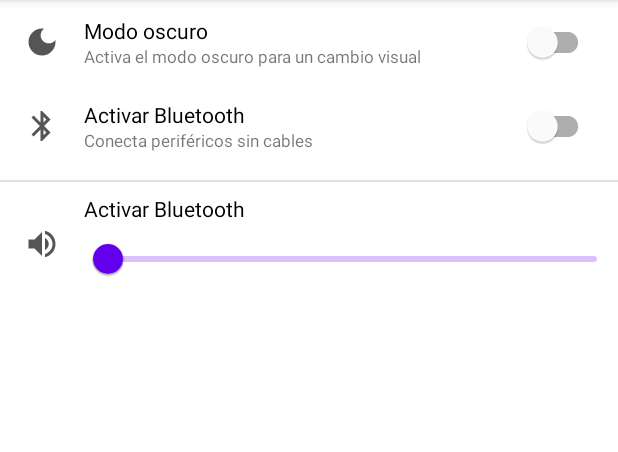
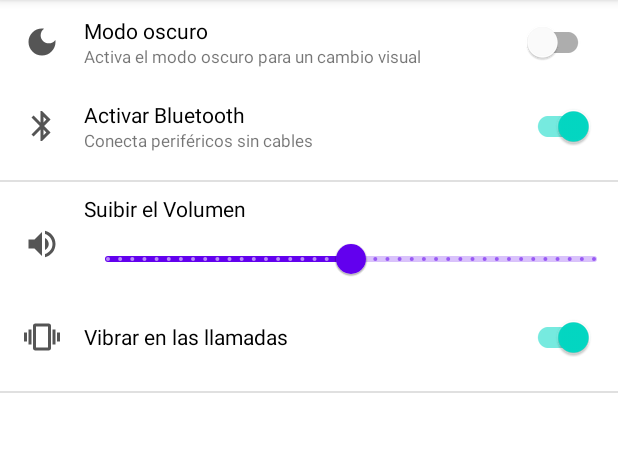
Before and after one commit to juancaniupan/AndroidMaster, an Android app: the SettingsActivity screen opened directly, with no data from a screen before it, on a phone screen of 412 x 824 dp, the part 84-536 px from its top. Run offline under Robolectric (Android 15) with nearby library versions, the phone set to English and light mode, and no system bars.

Commit message:
Curso Android

```diff
--- a/app/src/main/java/com/compileit/settings/SettingsActivity.kt
+++ b/app/src/main/java/com/compileit/settings/SettingsActivity.kt
@@ -1,18 +1,128 @@
 package com.compileit.settings
 
+import android.content.Context
 import androidx.appcompat.app.AppCompatActivity
 import android.os.Bundle
+import android.util.Log
 import android.widget.ActionMenuView
+import androidx.appcompat.app.AppCompatDelegate
+import androidx.appcompat.app.AppCompatDelegate.MODE_NIGHT_NO
+import androidx.appcompat.app.AppCompatDelegate.MODE_NIGHT_YES
+import androidx.datastore.core.DataStore
+import androidx.datastore.preferences.core.Preferences
+import androidx.datastore.preferences.core.booleanPreferencesKey
+import androidx.datastore.preferences.core.edit
+import androidx.datastore.preferences.core.intPreferencesKey
+import androidx.datastore.preferences.preferencesDataStore
 import com.compileit.androidmaster.R
 import com.compileit.androidmaster.databinding.ActivitySettingsBinding
+import kotlinx.coroutines.CoroutineScope
+import kotlinx.coroutines.Dispatchers
+import kotlinx.coroutines.flow.Flow
+import kotlinx.coroutines.flow.collect
+import kotlinx.coroutines.flow.filter
+import kotlinx.coroutines.flow.map
+import kotlinx.coroutines.launch
+import okhttp3.Dispatcher
+
+val Context.dataStore: DataStore<Preferences> by preferencesDataStore(name = "settings")
 
 class SettingsActivity : AppCompatActivity() {
 
+    companion object {
+        const val VOLUMEN_LVL = "volumen_lvl"
+        const val KEY_BLUETOOTH = "key_bluetooth"
+        const val KEY_VIBRATION = "key_volume"
+        const val KEY_DARK_MODE = "key_dark_mode"
+    }
+
     private lateinit var binding: ActivitySettingsBinding
+    private var firstTime: Boolean = true
 
     override fun onCreate(savedInstanceState: Bundle?) {
         super.onCreate(savedInstanceState)
         binding = ActivitySettingsBinding.inflate(layoutInflater)
         setContentView(binding.root)
+
+        CoroutineScope(Dispatchers.IO).launch {
+            getSettings().filter { firstTime }.collect { settingsModel ->
+                if (settingsModel != null) {
+                    runOnUiThread {
+                        binding.switchVibration.isChecked = settingsModel.vibration
+                        binding.switchBluetooth.isChecked = settingsModel.bluetooth
+                        binding.switchDarkMode.isChecked = settingsModel.darkMode
+                        binding.rsVolume.setValues(settingsModel.volume.toFloat())
+                        firstTime = false
+                    }
+
+                }
+            }
+        }
+
+        unitUI()
+    }
+
+    private fun unitUI() {
+        binding.rsVolume.addOnChangeListener { _, value, _ ->
+            CoroutineScope(Dispatchers.IO).launch {
+                saveVolume(value.toInt())
+            }
+        }
+
+        binding.switchBluetooth.setOnCheckedChangeListener { _, value ->
+            CoroutineScope(Dispatchers.IO).launch {
+                saveOptions(KEY_BLUETOOTH, value)
+            }
+        }
+        binding.switchVibration.setOnCheckedChangeListener { _, value ->
+            CoroutineScope(Dispatchers.IO).launch {
+                saveOptions(KEY_VIBRATION, value)
+            }
+        }
+        binding.switchDarkMode.setOnCheckedChangeListener { _, value ->
+
+            if(value){
+                enableDarkMode()
+            }else{
+                disableDarkMode()
+            }
+
+            CoroutineScope(Dispatchers.IO).launch {
+                saveOptions(KEY_DARK_MODE, value)
+            }
+        }
+    }
+
+    private suspend fun saveVolume(value: Int) {
+        dataStore.edit { preferences ->
+            preferences[intPreferencesKey(VOLUMEN_LVL)] = value
+        }
+    }
+
+    private suspend fun saveOptions(key: String, value: Boolean) {
+        dataStore.edit { preferences ->
+            preferences[booleanPreferencesKey(key)] = value
+        }
+    }
+
+    private fun getSettings(): Flow<SettingsModel?> {
+        return dataStore.data.map { preferences ->
+            SettingsModel(
+                volume = preferences[intPreferencesKey(VOLUMEN_LVL)] ?: 50,
+                bluetooth = preferences[booleanPreferencesKey(KEY_BLUETOOTH)] ?: true,
+                darkMode = preferences[booleanPreferencesKey(KEY_DARK_MODE)] ?: false,
+                vibration = preferences[booleanPreferencesKey(KEY_VIBRATION)] ?: true
+            )
+        }
+    }
+
+    private fun enableDarkMode(){
+        AppCompatDelegate.setDefaultNightMode(MODE_NIGHT_YES)
+        delegate.applyDayNight()
+    }
+
+    private fun disableDarkMode(){
+        AppCompatDelegate.setDefaultNightMode(MODE_NIGHT_NO)
+        delegate.applyDayNight()
     }
 }
--- /dev/null
+++ b/app/src/main/java/com/compileit/settings/SettingsModel.kt
@@ -0,0 +1,8 @@
+package com.compileit.settings
+
+data class SettingsModel(
+    var volume: Int,
+    val bluetooth: Boolean,
+    val darkMode: Boolean,
+    val vibration: Boolean
+)
--- a/app/src/main/res/layout/activity_settings.xml
+++ b/app/src/main/res/layout/activity_settings.xml
@@ -17,33 +17,33 @@
             android:layout_width="wrap_content"
             android:layout_height="wrap_content"
             android:layout_margin="16dp"
-            android:src="@drawable/ic_dark_mode"/>
+            android:src="@drawable/ic_dark_mode" />
 
         <LinearLayout
             android:layout_width="0dp"
+            android:layout_height="wrap_content"
             android:layout_weight="1"
-            android:layout_height="wrap_content"
             android:orientation="vertical">
 
             <TextView
                 android:layout_width="wrap_content"
                 android:layout_height="wrap_content"
-                android:textColor="@color/black"
-                android:text="Modo oscuro"/>
+                android:text="Modo oscuro"
+                android:textColor="@color/settings_text_title" />
 
             <TextView
                 android:layout_width="wrap_content"
                 android:layout_height="wrap_content"
-                android:textSize="11sp"
-                android:text="Activa el modo oscuro para un cambio visual"/>
+                android:text="Activa el modo oscuro para un cambio visual"
+                android:textSize="11sp" />
 
         </LinearLayout>
 
         <com.google.android.material.switchmaterial.SwitchMaterial
-            android:id="@+id/switchDarMode"
+            android:id="@+id/switchDarkMode"
             android:layout_width="wrap_content"
             android:layout_height="wrap_content"
-            android:layout_marginHorizontal="16dp"/>
+            android:layout_marginHorizontal="16dp" />
 
     </LinearLayout>
 
@@ -57,25 +57,25 @@
             android:layout_width="wrap_content"
             android:layout_height="wrap_content"
             android:layout_margin="16dp"
-            android:src="@drawable/ic_bluetooth"/>
+            android:src="@drawable/ic_bluetooth" />
 
         <LinearLayout
             android:layout_width="0dp"
+            android:layout_height="wrap_content"
             android:layout_weight="1"
-            android:layout_height="wrap_content"
             android:orientation="vertical">
 
             <TextView
                 android:layout_width="wrap_content"
                 android:layout_height="wrap_content"
-                android:textColor="@color/black"
-                android:text="Activar Bluetooth"/>
+                android:text="Activar Bluetooth"
+                android:textColor="@color/settings_text_title" />
 
             <TextView
                 android:layout_width="wrap_content"
                 android:layout_height="wrap_content"
-                android:textSize="11sp"
-                android:text="Conecta periféricos sin cables"/>
+                android:text="Conecta periféricos sin cables"
+                android:textSize="11sp" />
 
         </LinearLayout>
 
@@ -83,14 +83,14 @@
             android:id="@+id/switchBluetooth"
             android:layout_width="wrap_content"
             android:layout_height="wrap_content"
-            android:layout_marginHorizontal="16dp"/>
+            android:layout_marginHorizontal="16dp" />
 
     </LinearLayout>
 
     <com.google.android.material.divider.MaterialDivider
         android:layout_width="match_parent"
-        android:layout_marginVertical="8dp"
-        android:layout_height="1dp"/>
+        android:layout_height="1dp"
+        android:layout_marginVertical="8dp" />
 
     <LinearLayout
         android:layout_width="match_parent"
@@ -102,26 +102,64 @@
             android:layout_width="wrap_content"
             android:layout_height="wrap_content"
             android:layout_margin="16dp"
-            android:src="@drawable/ic_volume"/>
+            android:src="@drawable/ic_volume" />
 
         <LinearLayout
             android:layout_width="0dp"
+            android:layout_height="wrap_content"
             android:layout_weight="1"
-            android:layout_height="wrap_content"
             android:orientation="vertical">
 
             <TextView
                 android:layout_width="wrap_content"
                 android:layout_height="wrap_content"
-                android:textColor="@color/black"
-                android:text="Activar Bluetooth"/>
+                android:text="Suibir el Volumen"
+                android:textColor="@color/settings_text_title" />
 
             <com.google.android.material.slider.RangeSlider
+                android:id="@+id/rsVolume"
                 android:layout_width="match_parent"
-                android:layout_height="wrap_content"/>
+                android:layout_height="wrap_content"
+                android:valueFrom="0"
+                android:stepSize="1"
+                android:valueTo="100"/>
 
         </LinearLayout>
 
     </LinearLayout>
 
+    <LinearLayout
+        android:layout_width="match_parent"
+        android:layout_height="wrap_content"
+        android:gravity="center_vertical"
+        android:orientation="horizontal">
+
+        <ImageView
+            android:layout_width="wrap_content"
+            android:layout_height="wrap_content"
+            android:layout_margin="16dp"
+            android:src="@drawable/ic_vibration" />
+
+
+        <TextView
+            android:layout_width="0dp"
+            android:layout_height="wrap_content"
+            android:layout_weight="1"
+            android:text="Vibrar en las llamadas"
+            android:textColor="@color/settings_text_title" />
+
+        <com.google.android.material.switchmaterial.SwitchMaterial
+            android:id="@+id/switchVibration"
+            android:layout_width="wrap_content"
+            android:layout_height="wrap_content"
+            android:layout_marginHorizontal="16dp" />
+
+    </LinearLayout>
+
+    <com.google.android.material.divider.MaterialDivider
+        android:layout_width="match_parent"
+        android:layout_height="1dp"
+        android:layout_marginVertical="8dp" />
+
+
 </LinearLayout>
--- /dev/null
+++ b/app/src/main/res/values-night/colors.xml
@@ -0,0 +1,5 @@
+<?xml version="1.0" encoding="utf-8"?>
+<resources>
+    <!--    Setting-->
+    <color name="settings_text_title">#FFFFFF</color>
+</resources>
--- a/app/src/main/res/values-night/themes.xml
+++ b/app/src/main/res/values-night/themes.xml
@@ -13,4 +13,22 @@
         <item name="android:statusBarColor">?attr/colorPrimaryVariant</item>
         <!-- Customize your theme here. -->
     </style>
+    <style name="Theme.TODOApp" parent="Theme.MaterialComponents.DayNight.NoActionBar">
+        <!-- Primary brand color. -->
+        <item name="colorPrimary">@color/purple_500</item>
+        <item name="colorPrimaryVariant">@color/purple_700</item>
+        <item name="colorOnPrimary">@color/white</item>
+        <!-- Secondary brand color. -->
+        <item name="colorSecondary">@color/teal_200</item>
+        <item name="colorSecondaryVariant">@color/teal_700</item>
+        <item name="colorOnSecondary">@color/black</item>
+        <!-- Status bar color. -->
+        <item name="android:statusBarColor">@color/todo_background_todo_app</item>
+        <!-- Customize your theme here. -->
+    </style>
+    <style name="TodoSubtitle">
+        <item name="textAllCaps">true</item>
+        <item name="android:textColor">@color/todo_subtitle_text</item>
+    </style>
+
 </resources>
--- /dev/null
+++ b/app/src/main/res/values-v26/themes.xml
@@ -0,0 +1,9 @@
+<?xml version="1.0" encoding="utf-8"?>
+<resources>
+
+    <style name="TodoSubtitle">
+        <item name="textAllCaps">true</item>
+        <item name="android:textColor">@color/todo_subtitle_text</item>
+        <item name="android:layout_marginHorizontal">32dp</item>
+    </style>
+</resources>
--- a/app/src/main/res/values/themes.xml
+++ b/app/src/main/res/values/themes.xml
@@ -26,4 +26,8 @@
         <item name="android:statusBarColor">@color/todo_background_todo_app</item>
         <!-- Customize your theme here. -->
     </style>
+    <style name="TodoSubtitle">
+        <item name="textAllCaps">true</item>
+        <item name="android:textColor">@color/todo_subtitle_text</item>
+    </style>
 </resources>
```
Also changed, not shown: app/build.gradle (+5 -2 lines).
